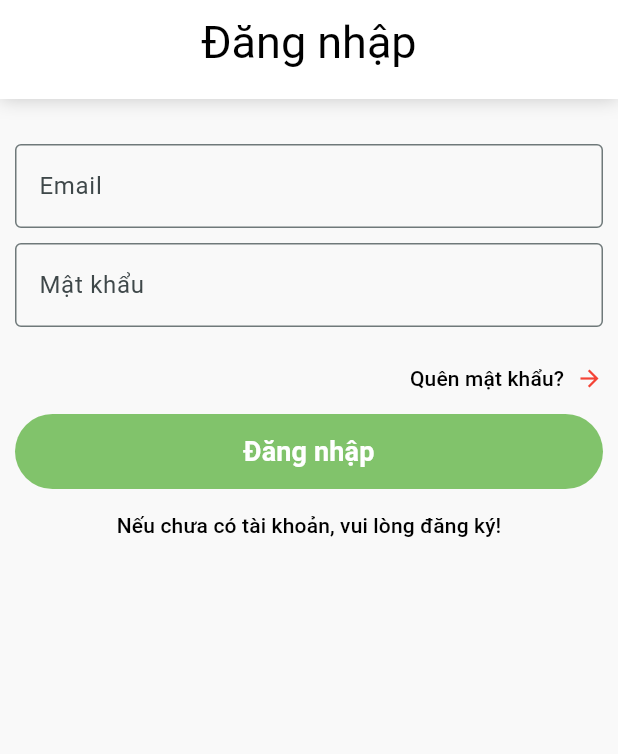
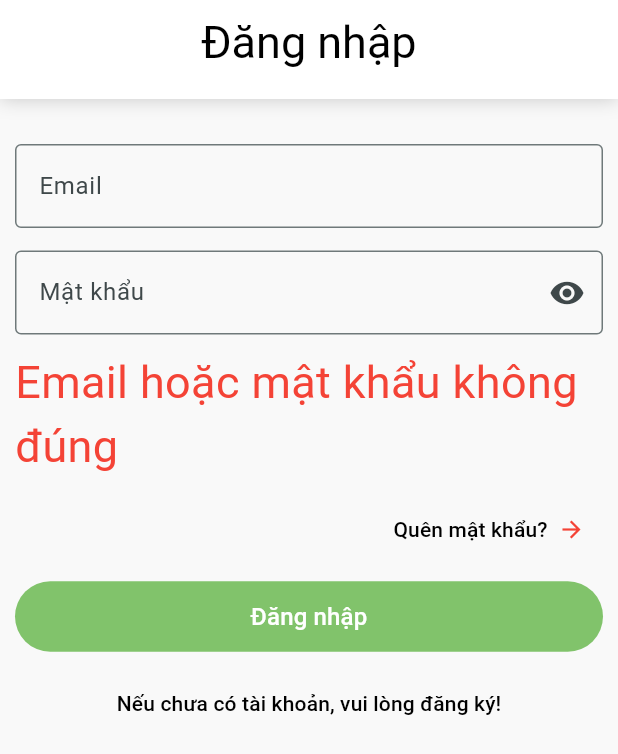
Before and after one commit to nhile14112003/Carbon_Credit_Trading_App, a Flutter app: the screen it shows after launch, after a tap on "Đăng nhập", on a phone screen of 412 x 824 dp. Shown: the top 754 px of the screen. Run offline on Flutter 3.47's test engine with Material 3 defaults, Android fonts, the light colour scheme and no system bars.

Commit message:
Add login page

```diff
--- a/carbon_credit_trading/lib/main.dart
+++ b/carbon_credit_trading/lib/main.dart
@@ -1,5 +1,6 @@
-import 'package:carbon_credit_trading/theme/colors.dart';
-import 'package:carbon_credit_trading/theme/text_styles.dart';
+import 'package:carbon_credit_trading/pages/business_options.dart';
+import 'package:carbon_credit_trading/pages/intermediary.dart';
+import 'package:carbon_credit_trading/pages/login.dart';
 import 'package:flutter/material.dart';
 
 void main() {
@@ -16,164 +17,15 @@ class MyApp extends StatelessWidget {
       debugShowCheckedModeBanner: false,
       title: 'Carbon Credit Trading',
       theme: ThemeData(
-        // This is the theme of your application.
-        //
-        // TRY THIS: Try running your application with "flutter run". You'll see
-        // the application has a purple toolbar. Then, without quitting the app,
-        // try changing the seedColor in the colorScheme below to Colors.green
-        // and then invoke "hot reload" (save your changes or press the "hot
-        // reload" button in a Flutter-supported IDE, or press "r" if you used
-        // the command line to start the app).
-        //
-        // Notice that the counter didn't reset back to zero; the application
-        // state is not lost during the reload. To reset the state, use hot
-        // restart instead.
-        //
-        // This works for code too, not just values: Most code changes can be
-        // tested with just a hot reload.
         colorScheme: ColorScheme.fromSeed(seedColor: Colors.white),
         useMaterial3: true,
       ),
-      home: const MyHomePage(title: 'Đăng nhập'),
+      initialRoute: '/login',
+      routes: {
+        '/login': (context) => const LoginPage(),
+        '/business_options': (context) => const BusinessOptionsPage(),
+        '/intermediary': (context) => const IntermediaryPage(),
+      },
     );
   }
 }
-
-class MyHomePage extends StatefulWidget {
-  const MyHomePage({super.key, required this.title});
-
-  // This widget is the home page of your application. It is stateful, meaning
-  // that it has a State object (defined below) that contains fields that affect
-  // how it looks.
-
-  // This class is the configuration for the state. It holds the values (in this
-  // case the title) provided by the parent (in this case the App widget) and
-  // used by the build method of the State. Fields in a Widget subclass are
-  // always marked "final".
-
-  final String title;
-
-  @override
-  State<MyHomePage> createState() => _MyHomePageState();
-}
-
-class _MyHomePageState extends State<MyHomePage> {
-  @override
-  Widget build(BuildContext context) {
-    // This method is rerun every time setState is called, for instance as done
-    // by the _incrementCounter method above.
-    //
-    // The Flutter framework has been optimized to make rerunning build methods
-    // fast, so that you can just rebuild anything that needs updating rather
-    // than having to individually change instances of widgets.
-    return Scaffold(
-      appBar: PreferredSize(
-        preferredSize: const Size.fromHeight(
-            kToolbarHeight + 10), // standard height of PreferredSize
-        child: Container(
-          decoration: BoxDecoration(
-            color: Colors.white,
-            boxShadow: [
-              BoxShadow(
-                color: Colors.black.withOpacity(0.2),
-                blurRadius: 10.0,
-              ),
-            ],
-          ),
-          child: AppBar(
-            title: Text(widget.title),
-            titleTextStyle: AppTextStyles.heading,
-            centerTitle: true,
-            backgroundColor: Colors.transparent,
-          ),
-        ),
-      ),
-      body: Container(
-        color: AppColors.greyBackGround,
-        padding: const EdgeInsets.symmetric(horizontal: 10, vertical: 20),
-        child: Column(
-          children: <Widget>[
-            const SizedBox(height: 10),
-            const TextField(
-              decoration: InputDecoration(
-                border: OutlineInputBorder(),
-                focusedBorder: OutlineInputBorder(
-                  borderSide:
-                      BorderSide(color: AppColors.greenButton, width: 2.0),
-                ),
-                labelText: 'Email',
-              ),
-              keyboardType: TextInputType.emailAddress,
-            ),
-            const SizedBox(height: 10),
-            const TextField(
-              decoration: InputDecoration(
-                border: OutlineInputBorder(),
-                focusedBorder: OutlineInputBorder(
-                  borderSide:
-                      BorderSide(color: AppColors.greenButton, width: 2.0),
-                ),
-                labelText: 'Mật khẩu',
-              ),
-              obscureText: true,
-            ),
-            const SizedBox(height: 10),
-            Align(
-              alignment: Alignment.centerRight, // Align to the right
-              child: TextButton(
-                onPressed: () {
-                  // Handle forgot password action
-                },
-                style: TextButton.styleFrom(
-                  padding: const EdgeInsets.symmetric(vertical: 12),
-                  side: BorderSide.none, // Remove border
-                ),
-                child: const Row(
-                  mainAxisSize:
-                      MainAxisSize.min, // Size the row to its children
-                  children: [
-                    Text(
-                      'Quên mật khẩu?',
-                      style: TextStyle(color: Colors.black),
-                    ),
-                    SizedBox(width: 8), // Add some space between text and icon
-                    Icon(
-                      Icons.arrow_forward,
-                      color: Colors.red,
-                    ),
-                  ],
-                ),
-              ),
-            ),
-            SizedBox(
-                width: MediaQuery.of(context).size.width,
-                child: TextButton(
-                  onPressed: () {
-                    // Handle forgot password action
-                  },
-                  style: TextButton.styleFrom(
-                    backgroundColor:
-                        AppColors.greenButton, // Set the text color
-                    padding: const EdgeInsets.symmetric(
-                        vertical: 12), // Add vertical padding
-                  ),
-                  child:
-                      const Text('Đăng nhập', style: AppTextStyles.buttonText),
-                )),
-            Center(
-              child: TextButton(
-                onPressed: () {
-                  // Handle registration action
-                },
-                child: const Text(
-                  'Nếu chưa có tài khoản, vui lòng đăng ký!',
-                  style: TextStyle(color: Colors.black),
-                ),
-              ),
-            ),
-          ],
-        ),
-      ),
-    );
-  }
-}
--- a/carbon_credit_trading/lib/models/user.dart
+++ b/carbon_credit_trading/lib/models/user.dart
@@ -1,12 +1,7 @@
 class User {
   final String email;
-  final String type; // 'doanh_nghiep' or 'cty_trung_gian'
+  final String password; // Thêm mật khẩu vào lớp User
+  final String type;
 
-  User({required this.email, required this.type});
-  factory User.fromJson(Map<String, dynamic> json) {
-    return User(
-      email: json['email'],
-      type: json['type'],
-    );
-  }
+  User({required this.email, required this.password, required this.type});
 }
--- a/carbon_credit_trading/lib/pages/business_options.dart
+++ b/carbon_credit_trading/lib/pages/business_options.dart
@@ -0,0 +1,13 @@
+import 'package:flutter/material.dart';
+
+class BusinessOptionsPage extends StatelessWidget {
+  const BusinessOptionsPage({super.key});
+
+  @override
+  Widget build(BuildContext context) {
+    return Scaffold(
+      appBar: AppBar(title: const Text('Alo')),
+      body: const Center(child: Text('Trang doanh nghiệp')),
+    );
+  }
+}
--- a/carbon_credit_trading/lib/pages/intermediary.dart
+++ b/carbon_credit_trading/lib/pages/intermediary.dart
@@ -0,0 +1,18 @@
+import 'package:flutter/material.dart';
+
+class IntermediaryPage extends StatelessWidget {
+  const IntermediaryPage({super.key});
+
+  @override
+  Widget build(BuildContext context) {
+    return PopScope(
+        canPop: false,
+        child: Scaffold(
+          appBar: AppBar(
+            title: const Text('Doanh Nghiệp'),
+            automaticallyImplyLeading: false,
+          ),
+          body: const Center(child: Text('Trang doanh nghiệp')),
+        ));
+  }
+}
--- a/carbon_credit_trading/lib/pages/login.dart
+++ b/carbon_credit_trading/lib/pages/login.dart
@@ -0,0 +1,118 @@
+import 'package:carbon_credit_trading/models/user.dart';
+import 'package:carbon_credit_trading/services/user_service.dart'; // Đảm bảo đường dẫn đúng
+import 'package:carbon_credit_trading/theme/colors.dart';
+import 'package:carbon_credit_trading/theme/custome_appbar.dart';
+import 'package:carbon_credit_trading/theme/custome_emailfield.dart';
+import 'package:carbon_credit_trading/theme/custome_passwordfield.dart';
+import 'package:flutter/material.dart';
+
+class LoginPage extends StatefulWidget {
+  const LoginPage({super.key});
+
+  @override
+  createState() => _LoginPageState();
+}
+
+class _LoginPageState extends State<LoginPage> {
+  final TextEditingController emailController = TextEditingController();
+  final TextEditingController passwordController = TextEditingController();
+  final UserService userService = UserService();
+  String? errorMessage;
+
+  void _login() async {
+    String email = emailController.text.trim();
+    String password = passwordController.text.trim();
+
+    User? user = await userService.checkUser(email, password);
+
+    if (!mounted) return; // Kiểm tra xem widget có còn mounted không
+
+    if (user != null) {
+      // Kiểm tra loại người dùng và điều hướng
+      if (user.type == 'doanh_nghiep') {
+        Navigator.pushNamed(context, '/business_options');
+      } else {
+        Navigator.pushNamed(context, '/intermediary');
+      }
+    } else {
+      setState(() {
+        errorMessage = 'Email hoặc mật khẩu không đúng';
+      });
+    }
+  }
+
+  @override
+  Widget build(BuildContext context) {
+    return Scaffold(
+      appBar: const CustomAppBar(
+        title: "Đăng nhập",
+      ),
+      body: Container(
+        color: AppColors.greyBackGround,
+        padding: const EdgeInsets.symmetric(horizontal: 10, vertical: 20),
+        child: Column(
+          children: <Widget>[
+            const SizedBox(height: 10),
+            // Custom Email Field
+            CustomEmailField(controller: emailController),
+            const SizedBox(height: 15),
+            // Custom Password Field
+            CustomPasswordField(controller: passwordController),
+            const SizedBox(height: 10),
+            if (errorMessage != null)
+              Text(
+                errorMessage!,
+                style: const TextStyle(color: Colors.red, fontSize: 30),
+              ),
+            const SizedBox(height: 10),
+            Align(
+              alignment: Alignment.centerRight,
+              child: TextButton(
+                onPressed: () {
+                  // Xử lý khi quên mật khẩu
+                },
+                child: const Row(
+                  mainAxisSize: MainAxisSize.min,
+                  children: [
+                    Text('Quên mật khẩu?',
+                        style: TextStyle(color: Colors.black)),
+                    SizedBox(width: 7),
+                    Icon(Icons.arrow_forward, color: Colors.red),
+                  ],
+                ),
+              ),
+            ),
+            const SizedBox(height: 10),
+            // Đăng nhập Button
+            SizedBox(
+              width: MediaQuery.of(context).size.width,
+              child: TextButton(
+                onPressed: _login,
+                style: TextButton.styleFrom(
+                  backgroundColor: AppColors.greenButton,
+                  padding: const EdgeInsets.symmetric(vertical: 12),
+                ),
+                child: const Text(
+                  'Đăng nhập',
+                  style: TextStyle(color: Colors.white, fontSize: 16),
+                ),
+              ),
+            ),
+            const SizedBox(height: 10),
+            Center(
+              child: TextButton(
+                onPressed: () {
+                  // Xử lý khi nhấn nút đăng ký
+                },
+                child: const Text(
+                  'Nếu chưa có tài khoản, vui lòng đăng ký!',
+                  style: TextStyle(color: Colors.black),
+                ),
+              ),
+            ),
+          ],
+        ),
+      ),
+    );
+  }
+}
--- /dev/null
+++ b/carbon_credit_trading/lib/services/check_validate.dart
@@ -0,0 +1,30 @@
+class Validators {
+  // validate email
+  static String? validateEmail(String? email) {
+    if (email == null || email.trim().isEmpty) {
+      return 'Email không được để trống';
+    }
+    final RegExp regex = RegExp(r'^[^@]+@[^@]+\.[a-zA-Z]{2,}$');
+    if (!regex.hasMatch(email)) {
+      return 'Email không đúng cú pháp';
+    }
+    return null; // Không có lỗi
+  }
+
+  static String? validatePassword(String? password) {
+    if (password == null || password.trim().isEmpty) {
+      return 'Password không được để trống';
+    } else if (password.length < 8) {
+      return 'Mật khẩu phải có ít nhất 8 ký tự';
+    } else if (!RegExp(r'(?=.*[0-9])').hasMatch(password)) {
+      return 'Mật khẩu phải chứa ít nhất một số';
+    } else if (!RegExp(r'(?=.*[a-z])').hasMatch(password)) {
+      return 'Mật khẩu phải chứa ít nhất một chữ thường';
+    } else if (!RegExp(r'(?=.*[A-Z])').hasMatch(password)) {
+      return 'Mật khẩu phải chứa ít nhất một chữ hoa';
+    } else if (!RegExp(r'(?=.*[!@#$%^&*(),.?":{}|<>])').hasMatch(password)) {
+      return 'Mật khẩu phải chứa ít nhất một ký tự đặc biệt';
+    }
+    return null;
+  }
+}
--- a/carbon_credit_trading/lib/services/user_service.dart
+++ b/carbon_credit_trading/lib/services/user_service.dart
@@ -1,19 +1,22 @@
 import '../models/user.dart';
 
 class UserService {
-  // Danh sách người dùng giả lập
   final List<User> _fakeUsers = [
-    User(email: 'example@domain.com', type: 'doanh_nghiep'),
-    User(email: 'another@domain.com', type: 'cty_trung_gian'),
+    User(
+        email: 'example@domain.com',
+        password: 'Huda1493@',
+        type: 'doanh_nghiep'),
+    User(
+        email: '21522425@gm.uit.edu.vn',
+        password: 'Huda1493@',
+        type: 'cty_trung_gian'),
   ];
 
-  Future<User?> checkUser(String email) async {
-    // Giả lập một độ trễ để mô phỏng việc gọi API
+  Future<User?> checkUser(String email, String password) async {
     await Future.delayed(const Duration(seconds: 1));
 
-    // Kiểm tra xem email có tồn tại trong danh sách không
     for (var user in _fakeUsers) {
-      if (user.email == email) {
+      if (user.email == email && user.password == password) {
         return user; // Trả về người dùng nếu tìm thấy
       }
     }
--- /dev/null
+++ b/carbon_credit_trading/lib/theme/custome_appbar.dart
@@ -0,0 +1,38 @@
+import 'package:flutter/material.dart';
+import 'package:carbon_credit_trading/theme/text_styles.dart';
+
+class CustomAppBar extends StatelessWidget implements PreferredSizeWidget {
+  final String title;
+  final bool centerTitle;
+
+  const CustomAppBar({
+    super.key,
+    required this.title,
+    this.centerTitle = true,
+  });
+
+  @override
+  Size get preferredSize => const Size.fromHeight(kToolbarHeight + 10);
+
+  @override
+  Widget build(BuildContext context) {
+    return Container(
+      decoration: BoxDecoration(
+        color: Colors.white,
+        boxShadow: [
+          BoxShadow(
+            color: Colors.black.withOpacity(0.2),
+            blurRadius: 10.0,
+          ),
+        ],
+      ),
+      child: AppBar(
+        title: Text(title),
+        titleTextStyle: AppTextStyles.heading,
+        centerTitle: centerTitle,
+        backgroundColor: Colors.transparent,
+        elevation: 0, // Remove shadow from AppBar itself
+      ),
+    );
+  }
+}
--- /dev/null
+++ b/carbon_credit_trading/lib/theme/custome_emailfield.dart
@@ -0,0 +1,23 @@
+import 'package:carbon_credit_trading/theme/custome_textformfield.dart';
+import 'package:flutter/material.dart';
+import 'package:carbon_credit_trading/services/check_validate.dart';
+
+class CustomEmailField extends StatelessWidget {
+  final TextEditingController? controller;
+
+  const CustomEmailField({super.key, this.controller});
+
+  @override
+  Widget build(BuildContext context) {
+    return CustomTextFormField(
+      decoration: const InputDecoration(
+        labelText: 'Email',
+        border: OutlineInputBorder(),
+      ),
+      controller: controller,
+      validator: (value) {
+        return Validators.validateEmail(value);
+      },
+    );
+  }
+}
--- /dev/null
+++ b/carbon_credit_trading/lib/theme/custome_passwordfield.dart
@@ -0,0 +1,45 @@
+import 'package:carbon_credit_trading/services/check_validate.dart';
+import 'package:carbon_credit_trading/theme/custome_textformfield.dart';
+import 'package:flutter/material.dart';
+
+class CustomPasswordField extends StatefulWidget {
+  final TextEditingController? controller;
+  final String? Function(String?)? validator;
+
+  const CustomPasswordField({
+    super.key,
+    this.controller,
+    this.validator,
+  });
+
+  @override
+  CustomPasswordFieldState createState() => CustomPasswordFieldState();
+}
+
+class CustomPasswordFieldState extends State<CustomPasswordField> {
+  bool obscureText = true; // Trạng thái ẩn hiện mật khẩu
+
+  @override
+  Widget build(BuildContext context) {
+    return CustomTextFormField(
+      controller: widget.controller,
+      validator: (value) {
+        return Validators.validatePassword(value);
+      },
+      decoration: InputDecoration(
+        border: const OutlineInputBorder(),
+        labelText: 'Mật khẩu',
+        suffixIcon: IconButton(
+          icon: Icon(
+            obscureText ? Icons.visibility : Icons.visibility_off,
+          ),
+          onPressed: () {
+            setState(() {
+              obscureText = !obscureText; // Toggle password visibility
+            });
+          },
+        ),
+      ),
+    );
+  }
+}
--- /dev/null
+++ b/carbon_credit_trading/lib/theme/custome_textformfield.dart
@@ -0,0 +1,34 @@
+import 'package:carbon_credit_trading/theme/colors.dart';
+import 'package:flutter/material.dart';
+
+class CustomTextFormField extends StatelessWidget {
+  final TextEditingController? controller;
+  final String? Function(String?)? validator;
+  final InputDecoration? decoration;
+  final bool obscureText; // Đặt mặc định là false
+
+  const CustomTextFormField({
+    super.key,
+    this.controller,
+    this.validator,
+    this.decoration,
+    this.obscureText = false, // Giá trị mặc định
+  });
+
+  @override
+  Widget build(BuildContext context) {
+    return TextFormField(
+      controller: controller,
+      autovalidateMode: AutovalidateMode.onUserInteraction,
+      validator: validator,
+      obscureText: obscureText,
+      decoration: decoration ?? //mush have decoration ??
+          const InputDecoration(
+            border: OutlineInputBorder(),
+            focusedBorder: OutlineInputBorder(
+              borderSide: BorderSide(color: AppColors.greenButton, width: 2.0),
+            ),
+          ),
+    );
+  }
+}
```
